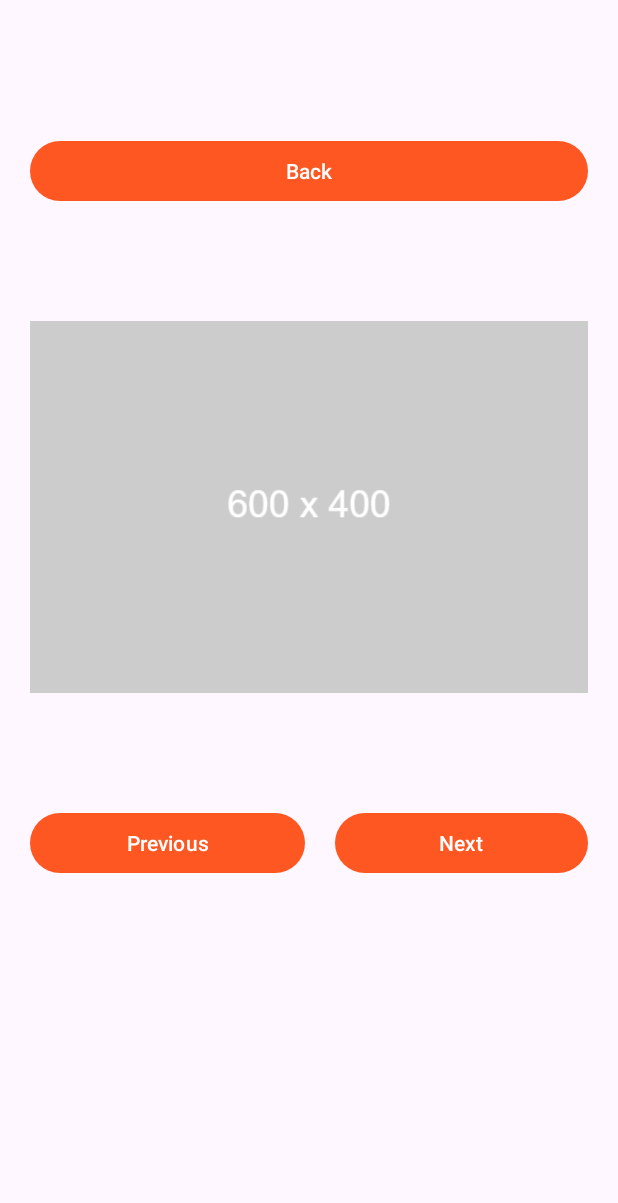
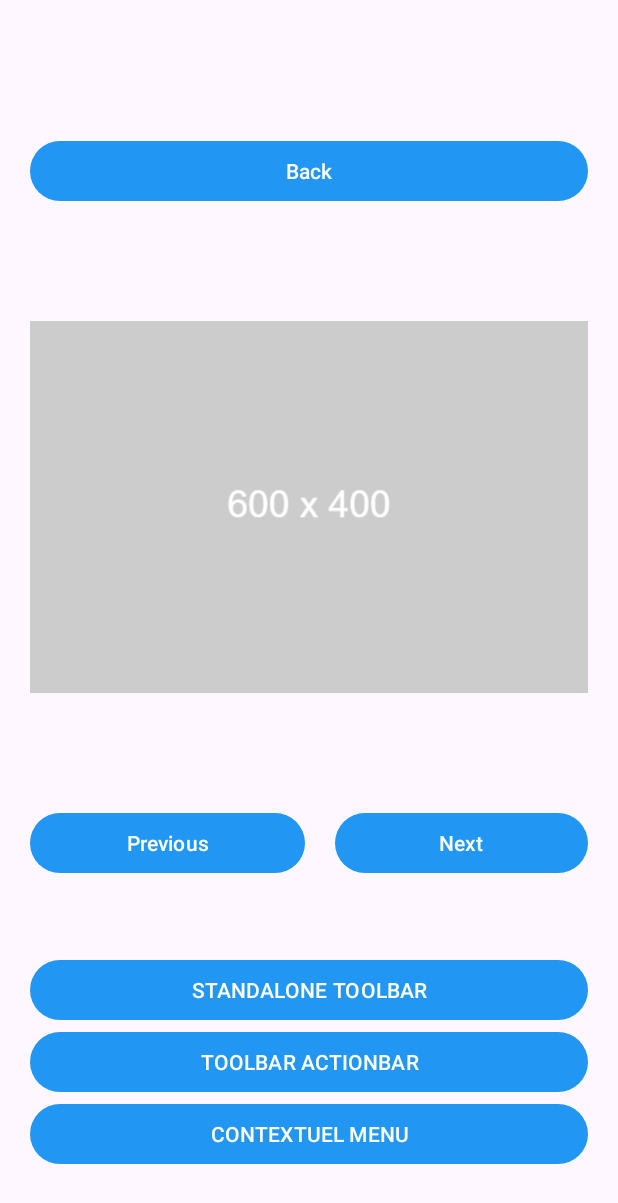
Before and after one commit to mohamed063197/Mobile-Development, an Android app: the Home screen opened directly, with no data from a screen before it, on a phone screen of 412 x 824 dp. Shown: the top 1203 px of the screen. Run offline under Robolectric (Android 15) with nearby library versions, the light colour scheme and no system bars; 1 statement that could not run was skipped.

Commit message:
update branch

```diff
--- a/MyApplicationTest/app/src/main/AndroidManifest.xml
+++ b/MyApplicationTest/app/src/main/AndroidManifest.xml
@@ -24,7 +24,9 @@
                 <category android:name="android.intent.category.LAUNCHER" />
             </intent-filter>
         </activity>
-
+        <activity android:name=".ActionbarToolbar"></activity>
+        <activity android:name=".StandaloneToolbar"></activity>
+        <activity android:name=".CtxToolbar"></activity>
     </application>
 
 </manifest>
--- a/MyApplicationTest/app/src/main/java/com/example/myapplication/Home.java
+++ b/MyApplicationTest/app/src/main/java/com/example/myapplication/Home.java
@@ -3,10 +3,9 @@ package com.example.myapplication;
 import androidx.appcompat.app.AppCompatActivity;
 import androidx.core.content.res.ResourcesCompat;
 
+import android.content.Intent;
 import android.graphics.drawable.Drawable;
 import android.os.Bundle;
-import android.view.Menu;
-import android.view.MenuItem;
 import android.view.View;
 import android.widget.Button;
 import android.widget.ImageView;
@@ -101,6 +100,40 @@ public class Home extends AppCompatActivity {
             }
         });
 
+
+        /* Button Next */
+        Button btn_standalone_toolbar = (Button) findViewById(R.id.standalone);
+        btn_standalone_toolbar.setOnClickListener(new View.OnClickListener(){
+
+            @Override
+            public void onClick(View view) {
+                Intent intent = new Intent(Home.this, StandaloneToolbar.class);
+                startActivity(intent);
+            }
+        });
+
+        /* Button Next */
+        Button btn_actionbar_toolbar = (Button) findViewById(R.id.actionbar);
+        btn_actionbar_toolbar.setOnClickListener(new View.OnClickListener(){
+
+            @Override
+            public void onClick(View view) {
+                Intent intent = new Intent(Home.this, ActionbarToolbar.class);
+                startActivity(intent);
+            }
+        });
+
+        /* Button Next */
+        Button btn_context_menu_toolbar = (Button) findViewById(R.id.context_menu);
+        btn_context_menu_toolbar.setOnClickListener(new View.OnClickListener(){
+
+            @Override
+            public void onClick(View view) {
+                Intent intent = new Intent(Home.this, CtxToolbar.class);
+                startActivity(intent);
+            }
+        });
+
     }
 
 
--- a/MyApplicationTest/app/src/main/java/com/example/myapplication/MainActivity.java
+++ b/MyApplicationTest/app/src/main/java/com/example/myapplication/MainActivity.java
@@ -7,10 +7,8 @@ import android.os.Bundle;
 import android.view.View;
 import android.widget.Button;
 import android.widget.EditText;
-import android.widget.TextView;
 import android.widget.Toast;
-import java.util.Dictionary;
-import org.w3c.dom.Text;
+
 
 import java.util.HashMap;
 
--- a/MyApplicationTest/app/src/main/res/layout/activity_home.xml
+++ b/MyApplicationTest/app/src/main/res/layout/activity_home.xml
@@ -48,6 +48,23 @@
             android:layout_weight="1"
             android:layout_marginLeft="10dp"
             android:text="@string/next" />
+
+
     </LinearLayout>
-
+    <Button
+        android:id="@+id/standalone"
+        android:layout_width="match_parent"
+        android:layout_height="wrap_content"
+        android:text="STANDALONE TOOLBAR"
+        android:layout_marginTop="50dp"/>
+    <Button
+        android:id="@+id/actionbar"
+        android:layout_width="match_parent"
+        android:layout_height="wrap_content"
+        android:text="TOOLBAR ACTIONBAR"/>
+    <Button
+        android:id="@+id/context_menu"
+        android:layout_width="match_parent"
+        android:layout_height="wrap_content"
+        android:text="CONTEXTUEL MENU"/>
 </LinearLayout>
--- a/MyApplicationTest/app/src/main/res/menu/home_activity_menu.xml
+++ /dev/null
@@ -1,11 +0,0 @@
-<?xml version="1.0" encoding="utf-8"?>
-<menu xmlns:android="http://schemas.android.com/apk/res/android">
-    <item android:id="@+id/back"
-          android:icon="@drawable/back"
-          android:title="Go back"
-        />
-    <item android:id="@+id/settings"
-        android:icon="@drawable/settings"
-        android:title="Settings"
-        />
-</menu>
--- a/MyApplicationTest/app/src/main/res/values/colors.xml
+++ b/MyApplicationTest/app/src/main/res/values/colors.xml
@@ -5,8 +5,8 @@
 
     /* Color Material Design */
 
-    <color name="primary">#FF5722</color> /* 500 */
-    <color name="primaryDarK">#FFA000</color> /* 700 */
+    <color name="primary">#2196F3</color> /* 500 */
+    <color name="primaryDarK">#1976D2</color> /* 700 */
     <color name="accent">#B39DDB</color> /* 200 */
 
     <color name="controlHighlight">#FF5722</color> /* color button le moment ou je click */
```
Also changed, not shown: MyApplicationTest/app/src/main/java/com/example/myapplication/ActionbarToolbar.java (added, +19 -0 lines), MyApplicationTest/app/src/main/java/com/example/myapplication/CtxToolbar.java (renamed from MyApplicationTest/app/src/main/java/com/example/myapplication/ActionBarToolbar.java, +3 -7 lines), MyApplicationTest/app/src/main/java/com/example/myapplication/StandaloneToolbar.java (added, +26 -0 lines), MyApplicationTest/app/src/main/res/layout/activity_toolbar.xml (+5 -5 lines), MyApplicationTest/app/src/main/res/layout/toolbar.xml (added, +8 -0 lines).
